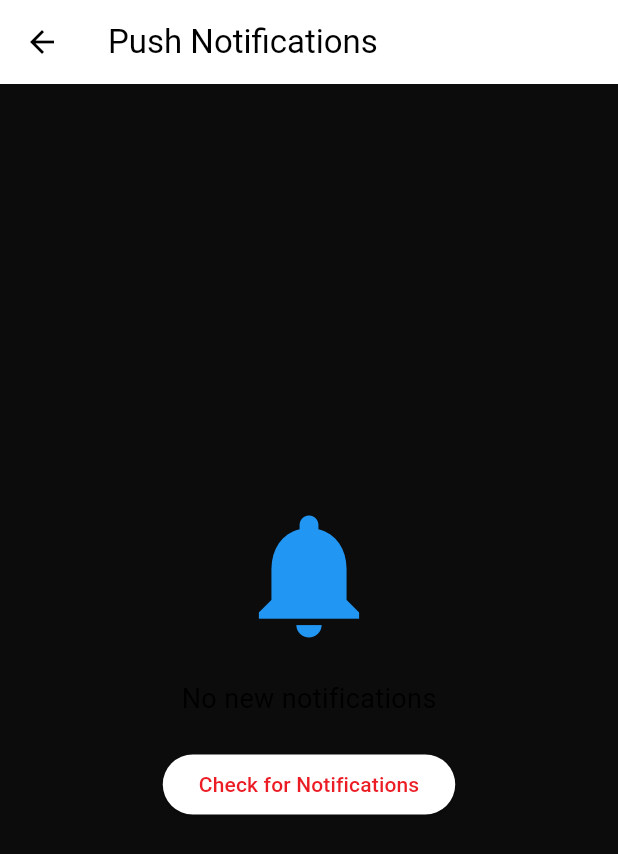
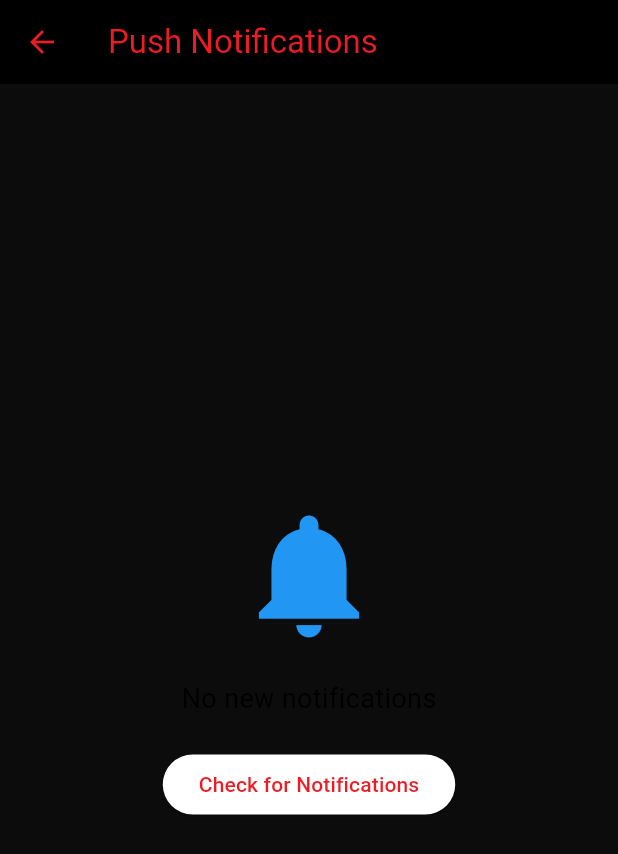
Before and after one commit to Thijshooge/matchmelover, a Flutter app: the PushNotificationsScreen screen opened by its route, on a phone screen of 412 x 824 dp. Shown: the top 854 px of the screen. Run offline on Flutter 3.47's test engine with Material 3 defaults, Android fonts, the light colour scheme and no system bars; our stand-ins replace cloud_firestore, equatable, firebase_auth, firebase_core, firebase_storage, flutter_bloc and 3 more; accounts and stored records are empty.

Commit message:
Auto commit

```diff
--- a/lib/screens/matchme/ push notifications/push_notifications_screen.dart
+++ b/lib/screens/matchme/ push notifications/push_notifications_screen.dart
@@ -7,7 +7,11 @@ class PushNotificationsScreen extends StatelessWidget {
   Widget build(BuildContext context) {
     return Scaffold(
       backgroundColor: Theme.of(context).colorScheme.tertiary,
-      appBar: AppBar(title: const Text('Push Notifications')),
+      appBar: AppBar(
+        backgroundColor: Theme.of(context).colorScheme.secondary,
+        foregroundColor: Theme.of(context).colorScheme.primary,
+        title: const Text('Push Notifications'),
+      ),
       body: Center(
         child: Column(
           mainAxisAlignment: MainAxisAlignment.center,
```
